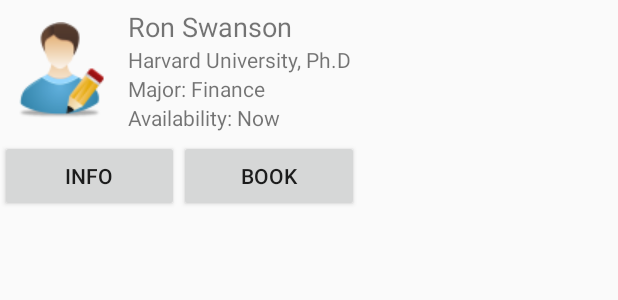
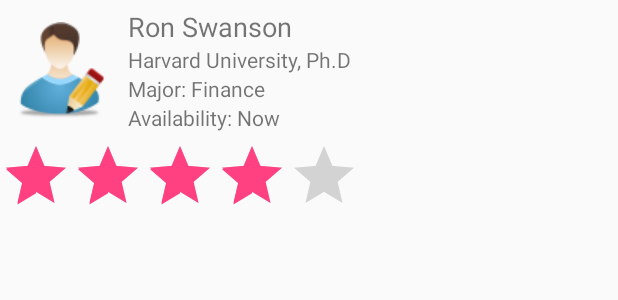
Before and after one commit to alqulaysh/Two2erDroid, an Android app: the layout info_window.xml on its own in the app's theme, with its tools: preview values and no code run, on a phone screen of 412 x 824 dp. Shown: the top 300 px of the screen. Run offline under Robolectric (Android 15) with nearby library versions, the phone set to English and light mode, and no system bars.

```diff
--- a/app/src/main/res/layout/info_window.xml
+++ b/app/src/main/res/layout/info_window.xml
@@ -56,23 +56,11 @@
         </LinearLayout>
     </LinearLayout>
 
-    <LinearLayout
-        android:orientation="horizontal"
+    <RatingBar
         android:layout_width="match_parent"
-        android:layout_height="wrap_content">
+        android:layout_height="wrap_content"
+        android:id="@+id/ratingBar"
+        android:numStars="5"
+        android:rating="4" />
 
-        <Button
-            android:text="Info"
-            android:layout_width="wrap_content"
-            android:layout_height="wrap_content"
-            android:id="@+id/btn_info"
-            android:layout_weight="1" />
-
-        <Button
-            android:text="Book"
-            android:layout_width="wrap_content"
-            android:layout_height="wrap_content"
-            android:id="@+id/btn_book"
-            android:layout_weight="1" />
-    </LinearLayout>
 </LinearLayout>
```
